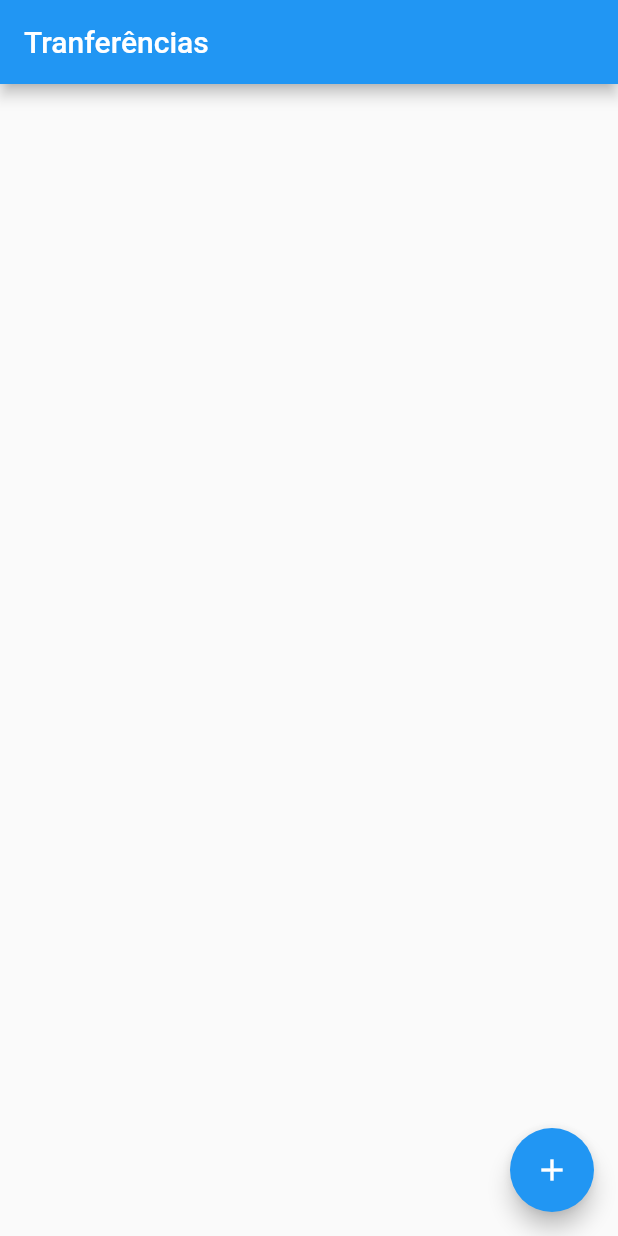
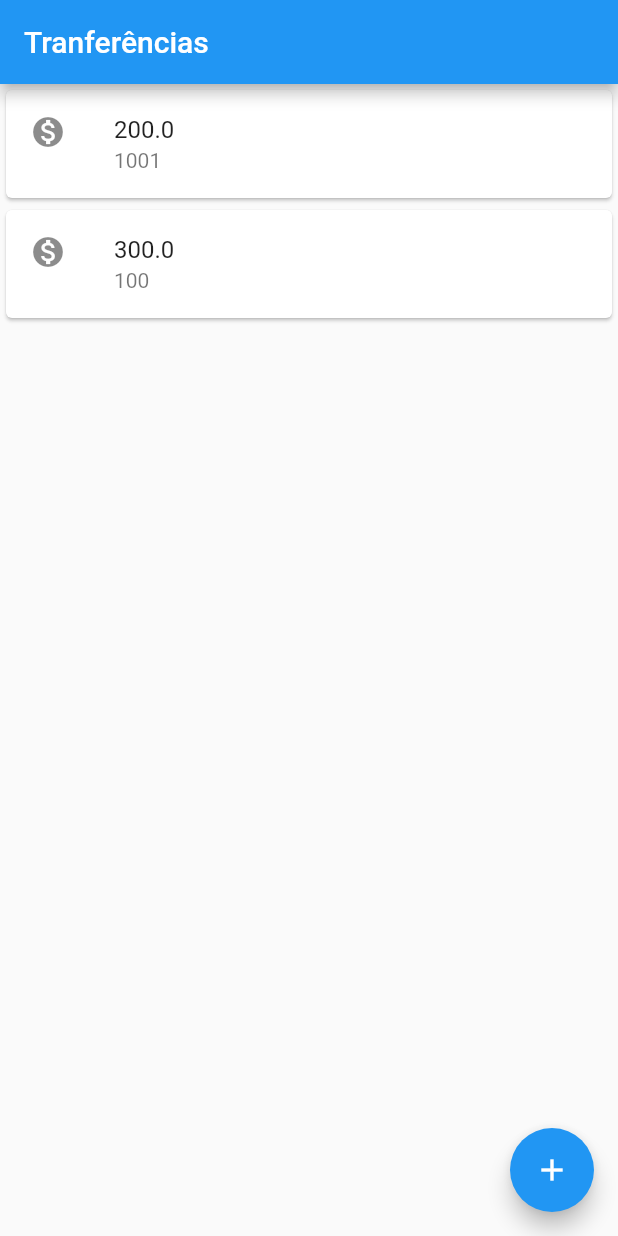
Before and after one commit to guilhermeotsu/firstapp-flutter, a Flutter app: the screen it shows after launch, on a phone screen of 412 x 824 dp. Run offline on Flutter 3.47's test engine with Material 2 defaults, Android fonts, the phone set to English and light mode, and no system bars.

Commit message:
refatorando código

```diff
--- a/lib/main.dart
+++ b/lib/main.dart
@@ -3,6 +3,7 @@ import 'package:flutter/material.dart';
 void main() => runApp(
       MaterialApp(
         home: Scaffold(
+          body: ListaTransferencias(),
           appBar: AppBar(
             title: Text('Tranferências'),
           ),
@@ -12,3 +13,42 @@ void main() => runApp(
         ),
       ),
     );
+
+// classe para refatorar o código
+class ListaTransferencias extends StatelessWidget {
+  // sobrescrever o método obrigatório
+  @override
+  Widget build(BuildContext context) {
+    return Column(
+      children: <Widget>[
+        ItemTransferencia(Transferencia(200.0, 1001)),
+        ItemTransferencia(Transferencia(300.0, 100)),
+      ],
+    );
+  }
+}
+
+class ItemTransferencia extends StatelessWidget {
+  // final -> valor constante
+  final Transferencia _transferencia;
+
+  ItemTransferencia(this._transferencia);
+
+  @override
+  Widget build(BuildContext context) {
+    return Card(
+      child: ListTile(
+        leading: Icon(Icons.monetization_on),
+        title: Text(_transferencia.valor.toString()),
+        subtitle: Text(_transferencia.numeroConta.toString()),
+      ),
+    );
+  }
+}
+
+class Transferencia {
+  final double valor;
+  final int numeroConta;
+
+  Transferencia(this.valor, this.numeroConta);
+}
```
